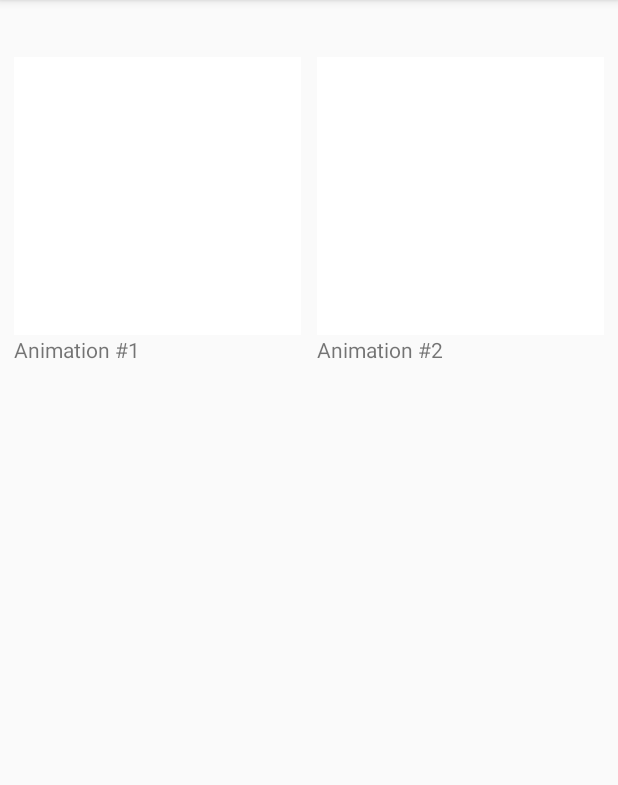
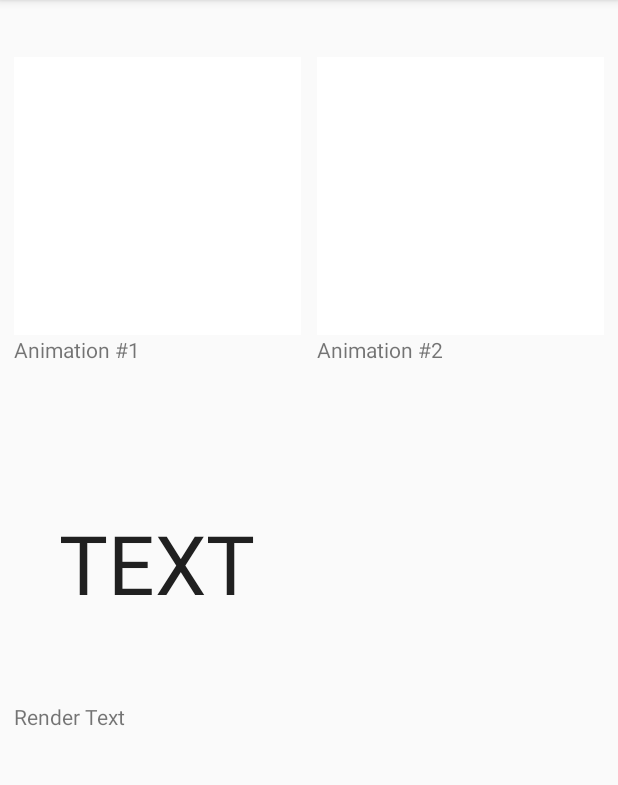
Before and after one commit to clifordjoshy/LeapRGB, an Android app: the AnimationActivity screen opened directly, with no data from a screen before it, on a phone screen of 412 x 824 dp, the part 84-869 px from its top. Run offline under Robolectric (Android 15) with nearby library versions, the phone set to English and light mode, and no system bars; plain views replace GifImageButton.

Commit message:
Added text rendering and optimised code

```diff
--- a/src/main/java/com/example/leaprgb/MainActivity.java
+++ b/src/main/java/com/example/leaprgb/MainActivity.java
@@ -255,6 +255,7 @@ public class MainActivity extends AppCompatActivity {
         super.onDestroy();
         if(LED.isConnected(false)){
             LED.clear();
+            LED.show();
             LED.endconnection();
         }
     }
--- a/src/main/java/com/example/leaprgb/manualconfigClasses/ManualConfigActivity.java
+++ b/src/main/java/com/example/leaprgb/manualconfigClasses/ManualConfigActivity.java
@@ -365,6 +365,7 @@ public class ManualConfigActivity extends AppCompatActivity {
     public void onClearButtonPressed(View view) {
         if (LED.isConnected(true)) {
             LED.clear();
+            LED.show();
             pixelCount.setText("Affected Pixels: 0");
             pointBank.clear();
         }
@@ -383,7 +384,10 @@ public class ManualConfigActivity extends AppCompatActivity {
     @Override
     protected void onDestroy() {
         super.onDestroy();
-        if(LED.isConnected(false))
+        if(LED.isConnected(false)) {
             LED.clear();
+            LED.show();
+        }
+
     }
 }
--- a/src/main/java/com/example/leaprgb/pongClasses/Pong.java
+++ b/src/main/java/com/example/leaprgb/pongClasses/Pong.java
@@ -52,7 +52,6 @@ public class Pong extends AsyncTaskLoader<Integer> {
 
         //MAIN GAME LOOP
         while(true){
-            SystemClock.sleep(5);  //process reqs
             LED.show();
             SystemClock.sleep(DELAY);
             turnCounter++;
@@ -153,6 +152,7 @@ public class Pong extends AsyncTaskLoader<Integer> {
 
         SystemClock.sleep(50);
         LED.clear();
+        LED.show();
         return score;
     }
 
--- a/src/main/java/com/example/leaprgb/pongClasses/PongActivity.java
+++ b/src/main/java/com/example/leaprgb/pongClasses/PongActivity.java
@@ -145,7 +145,10 @@ public class PongActivity extends AppCompatActivity implements LoaderManager.Loa
     @Override
     protected void onDestroy() {
         super.onDestroy();
-        if(LED.isConnected(false))
+        if(LED.isConnected(false)) {
             LED.clear();
+            LED.show();
+        }
+
     }
 }
--- a/src/main/java/com/example/leaprgb/snakeClasses/Snake.java
+++ b/src/main/java/com/example/leaprgb/snakeClasses/Snake.java
@@ -54,13 +54,12 @@ public class Snake extends  AsyncTaskLoader<Integer> {
     public Integer loadInBackground() {
         isRunningAlready = true;
         for (Body b : body) {
+
             SystemClock.sleep(300);
             b.setlight(colorBody);
-            SystemClock.sleep(10);
             LED.show();
         }
         body.getLast().setlight(colorHead);
-        SystemClock.sleep(20);  //request processing time
         LED.show();
         SystemClock.sleep(DELAY);
 
@@ -122,7 +121,6 @@ public class Snake extends  AsyncTaskLoader<Integer> {
             if(isLoadInBackgroundCanceled())
                 break;  //turns off the led immediately .
 
-            SystemClock.sleep(20);  //any other reqs get handled
             LED.show();
             SystemClock.sleep(DELAY);
         }
--- a/src/main/java/com/example/leaprgb/tetrisClasses/TetrisActivity.java
+++ b/src/main/java/com/example/leaprgb/tetrisClasses/TetrisActivity.java
@@ -128,7 +128,9 @@ public class TetrisActivity extends AppCompatActivity implements LoaderManager.L
     @Override
     protected void onDestroy() {
         super.onDestroy();
-        if(LED.isConnected(false))
+        if(LED.isConnected(false)) {
             LED.clear();
+            LED.show();
+        }
     }
 }
--- a/src/main/res/layout/activity_animation.xml
+++ b/src/main/res/layout/activity_animation.xml
@@ -23,11 +23,9 @@
         android:id="@+id/anitext1"
         android:layout_width="0dp"
         android:layout_height="21dp"
-        android:layout_marginStart="9dp"
-        android:layout_marginEnd="5dp"
         android:text="Animation #1"
-        app:layout_constraintEnd_toStartOf="@+id/anitext2"
-        app:layout_constraintStart_toStartOf="parent"
+        app:layout_constraintEnd_toEndOf="@+id/animation1button"
+        app:layout_constraintStart_toStartOf="@+id/animation1button"
         app:layout_constraintTop_toBottomOf="@+id/animation1button" />
 
     <pl.droidsonroids.gif.GifImageButton
@@ -47,10 +45,33 @@
         android:id="@+id/anitext2"
         android:layout_width="0dp"
         android:layout_height="21dp"
-        android:layout_marginStart="5dp"
-        android:layout_marginEnd="9dp"
         android:text="Animation #2"
-        app:layout_constraintEnd_toEndOf="parent"
-        app:layout_constraintStart_toEndOf="@+id/anitext1"
+        app:layout_constraintEnd_toEndOf="@+id/animation2button"
+        app:layout_constraintStart_toStartOf="@+id/animation2button"
         app:layout_constraintTop_toBottomOf="@+id/animation2button" />
+
+    <TextView
+        android:id="@+id/rendertext"
+        android:layout_width="0dp"
+        android:layout_height="21dp"
+        android:text="Render Text"
+        app:layout_constraintEnd_toEndOf="@+id/renderbutton"
+        app:layout_constraintHorizontal_bias="1.0"
+        app:layout_constraintStart_toStartOf="@+id/renderbutton"
+        app:layout_constraintTop_toBottomOf="@+id/renderbutton" />
+
+    <TextView
+        android:id="@+id/renderbutton"
+        android:layout_width="0dp"
+        android:layout_height="185dp"
+        android:layout_marginTop="38dp"
+        android:text="TEXT"
+        android:textColor="#202020"
+        android:gravity="center"
+        android:padding="30dp"
+        app:autoSizeTextType="uniform"
+        android:onClick="onAnimationClick"
+        app:layout_constraintEnd_toEndOf="@+id/animation1button"
+        app:layout_constraintStart_toStartOf="@+id/animation1button"
+        app:layout_constraintTop_toBottomOf="@+id/anitext1" />
 </androidx.constraintlayout.widget.ConstraintLayout>
```
Also changed, not shown: src/main/java/com/example/leaprgb/LED.java (+23 -7 lines), src/main/java/com/example/leaprgb/animationClasses/AnimationActivity.java (+74 -5 lines), src/main/java/com/example/leaprgb/flooditClasses/FloodItActivity.java (+10 -6 lines), src/main/java/com/example/leaprgb/snakeClasses/SnakeActivity.java (+8 -6 lines), src/main/java/com/example/leaprgb/tetrisClasses/Tetris.java (+17 -8 lines), 1 other file.
